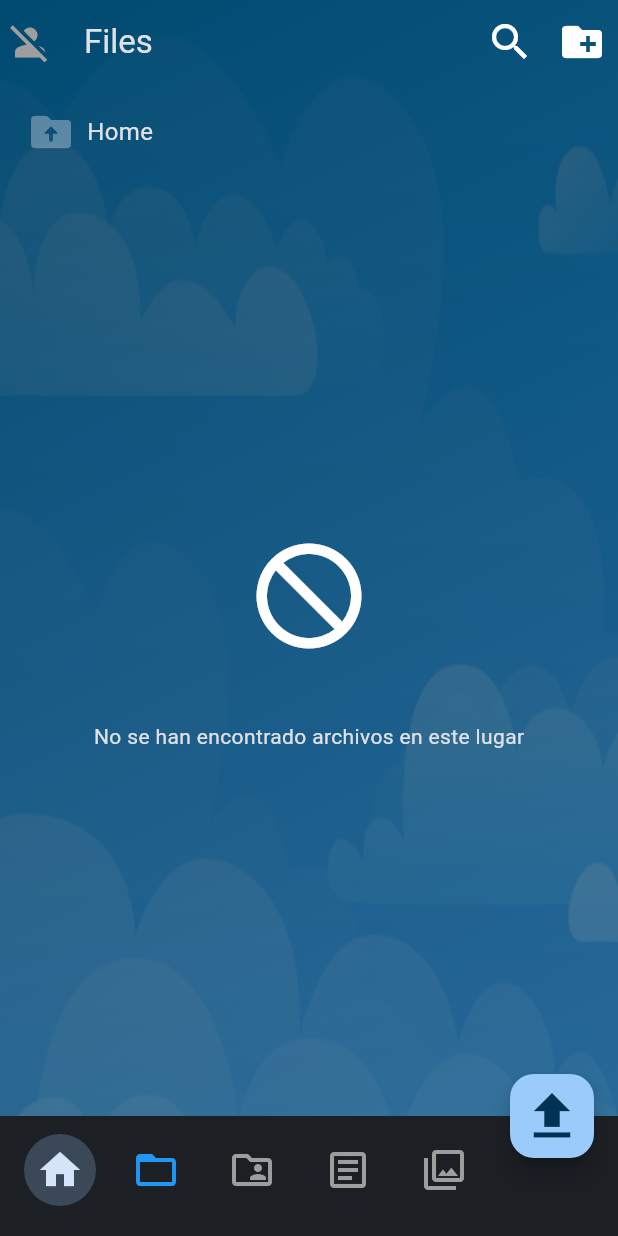
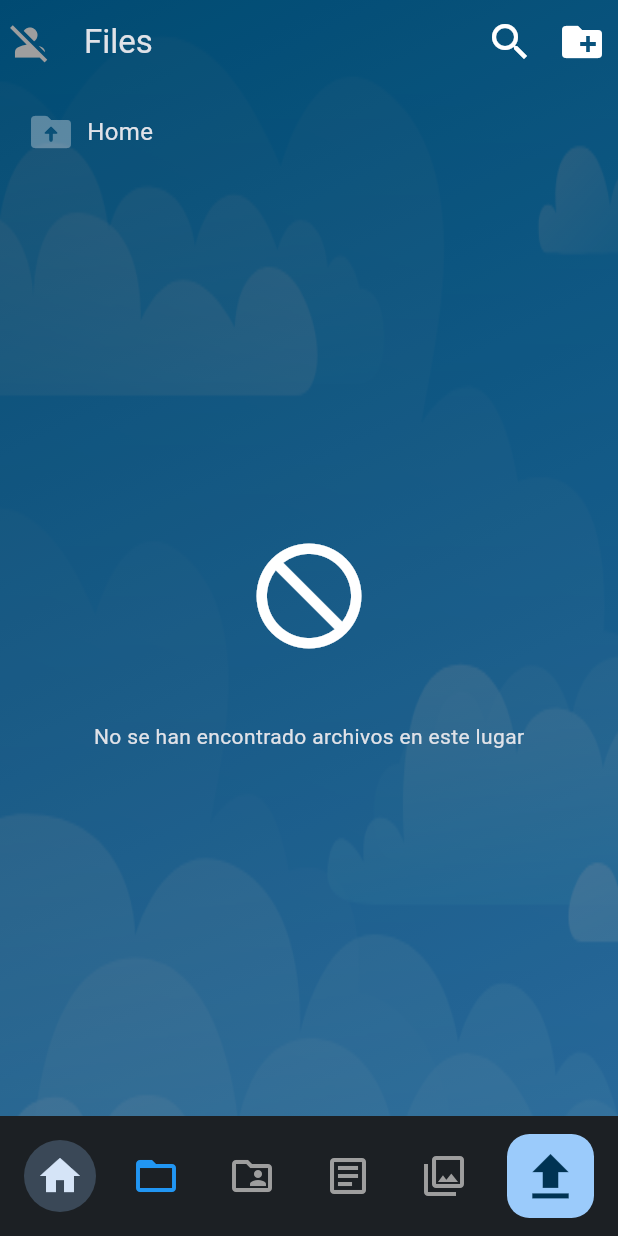
Before and after one commit to Webierta/nextflow, a Flutter app: the FilesScreen screen opened directly with empty values, on a phone screen of 412 x 824 dp. Run offline on Flutter 3.47's test engine with Material 3 defaults, Android fonts, the phone set to English and light mode, and no system bars; our stand-ins replace dio, file_picker, flutter_riverpod, flutter_secure_storage, package_info_plus, printing; missing offline and left inert: markdown_widget; accounts and stored records are empty; network calls fail.

Commit message:
fixed bug FAB

```diff
--- a/lib/screens/cuenta_screen.dart
+++ b/lib/screens/cuenta_screen.dart
@@ -255,7 +255,8 @@ class _CuentaScreenState extends ConsumerState<CuentaScreen> {
             IconButton.outlined(
               tooltip: 'Select count',
               onPressed: () => selectCuenta(cuentas),
-              icon: Icon(Icons.arrow_drop_down, color: Colors.white),
+              icon: Icon(Icons.cloud, color: Colors.white),
+              // arrow_drop_down
             ),
           ],
         ),
--- a/lib/screens/files_screen.dart
+++ b/lib/screens/files_screen.dart
@@ -270,7 +270,7 @@ class _FilesScreenState extends State<FilesScreen> {
             ],
           ],
         ),
-        floatingActionButton: depth == '1'
+        /*floatingActionButton: depth == '1'
             ? FloatingActionButton(
                 onPressed: uploadFile,
                 backgroundColor: Theme.of(context).colorScheme.primary,
@@ -281,12 +281,14 @@ class _FilesScreenState extends State<FilesScreen> {
                   color: Theme.of(context).colorScheme.onPrimary,
                 ),
               )
-            : null,
+            : null,*/
         bottomNavigationBar: BottomBarApp(
           cuenta: widget.cuenta,
           destino: Destino.files,
+          funcion: uploadFile,
+          depth: depth,
         ),
-        floatingActionButtonLocation: FloatingActionButtonLocation.endDocked,
+        //floatingActionButtonLocation: FloatingActionButtonLocation.endContained,
         body: (isLoading == true)
             ? Center(
                 child: Transform.scale(
--- a/lib/widgets/bottom_bar_app.dart
+++ b/lib/widgets/bottom_bar_app.dart
@@ -7,13 +7,21 @@ import '../screens/cuenta_screen.dart';
 class BottomBarApp extends StatelessWidget {
   final CuentaNextcloud cuenta;
   final Destino destino;
+  final Future<void> Function()? funcion;
+  final String? depth;
 
-  const BottomBarApp({super.key, required this.cuenta, required this.destino});
+  const BottomBarApp({
+    super.key,
+    required this.cuenta,
+    required this.destino,
+    this.funcion,
+    this.depth,
+  });
 
   @override
   Widget build(BuildContext context) {
     return BottomAppBar(
-      child: Wrap(
+      child: Row(
         children: [
           Padding(
             padding: const EdgeInsets.only(right: 8),
@@ -43,6 +51,20 @@ class BottomBarApp extends StatelessWidget {
                 onPressed: dest.onPageRoute(context: context, cuenta: cuenta),
               ),
             ),
+          const Spacer(),
+          if (funcion != null && depth == '1')
+            IconButton.filled(
+              onPressed: funcion,
+              icon: Icon(Icons.upload),
+              iconSize: 42,
+              tooltip: 'Upload file',
+              style: ElevatedButton.styleFrom(
+                shape: RoundedRectangleBorder(
+                  borderRadius: BorderRadius.circular(15),
+                ),
+              ),
+              //style: ButtonStyle(shape: WidgetStatePropertyAll()),
+            ),
         ],
       ),
     );
--- a/pubspec.yaml
+++ b/pubspec.yaml
@@ -1,7 +1,7 @@
 name: nextflow
 description: "Nextcloud Open Client"
 publish_to: 'none'
-version: 0.2.3+6
+version: 0.2.4+7
 
 environment:
   sdk: ^3.10.8
```
Also changed, not shown: lib/screens/notes_screen.dart (+4 -3 lines), lib/screens/open_file_screen.dart (+18 -1 lines), lib/screens/shared_screen.dart (+4 -3 lines).
